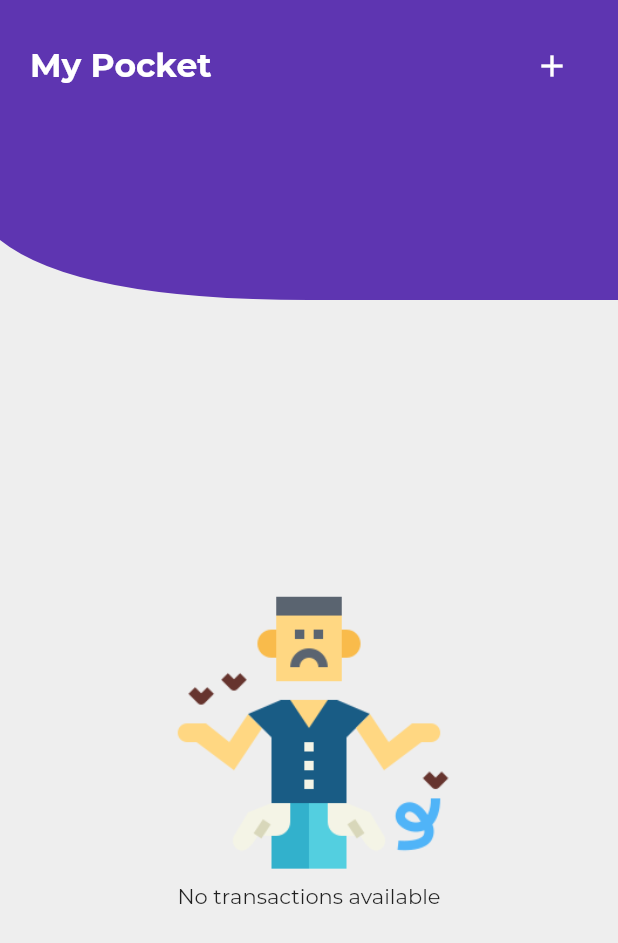
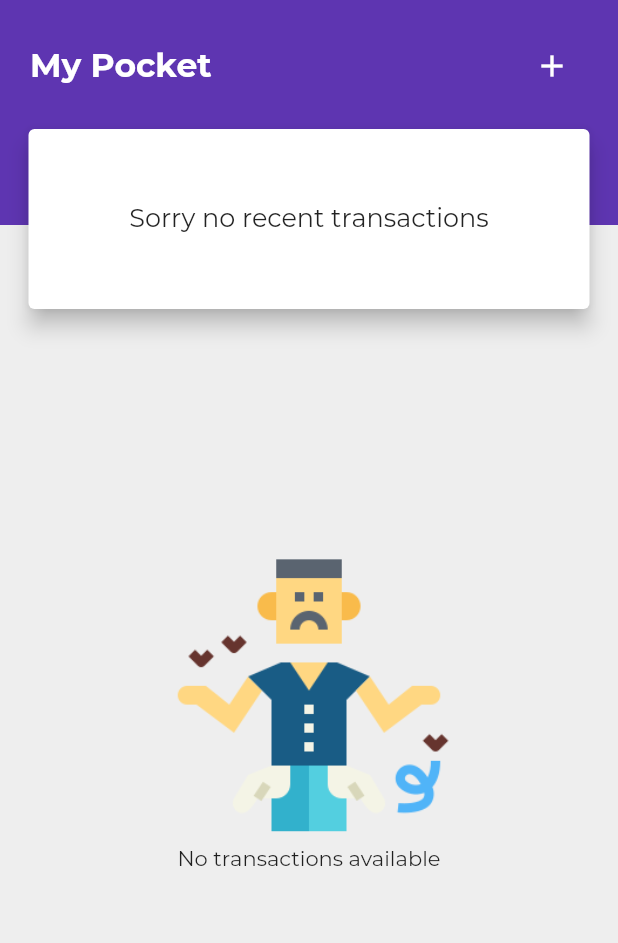
Before and after one commit to msalekmouad/personal-expenses-tracker, a Flutter app: the screen it shows after launch, on a phone screen of 412 x 824 dp. Shown: the top 943 px of the screen. Run offline on Flutter 3.47's test engine with Material 2 defaults, Android fonts, the phone set to English and light mode, and no system bars; project files that could hold a hidden picture were left out.

Commit message:
Finishing the app with adding chart bars and fixing some bugs

```diff
--- a/lib/Widgets/app_bar_cs.dart
+++ b/lib/Widgets/app_bar_cs.dart
@@ -1,18 +1,21 @@
 import 'package:flutter/material.dart';
 import 'package:personal_expenses_tracker/Classes/Transaction.dart';
 import '../Clippers/AppBarClipper.dart';
+import 'expenses_chart.dart';
 
 class AppBarCs extends StatelessWidget {
   final Function addHandler;
-  AppBarCs(this.addHandler);
+  final List<Transaction> transactions;
+  AppBarCs(this.addHandler, this.transactions);
 
   @override
   Widget build(BuildContext context) {
-    return ClipPath(
-      clipper: AppBarClipper(),
-      child: Container(
+    return Stack(
+      overflow: Overflow.visible,
+      children: [
+        Container(
             padding: EdgeInsets.all(20),
-          height: 200,
+            height: 150,
             decoration: BoxDecoration(
               color: Colors.deepPurple[600],
             ),
@@ -27,14 +30,24 @@ class AppBarCs extends StatelessWidget {
                           fontSize: 22,
                           color: Colors.white,
                           fontWeight: FontWeight.w700,
-                        fontFamily: 'Montserrat'),
+                          fontFamily: 'Montserrat'
+                      ),
                     ),
                     FormPopUpButton(addHandler)
                   ],
                 ),
-              //ExpensesChart()
               ],
             )),
+        Positioned(
+          child: Padding(
+            child: ExpensesChart(transactions),
+            padding: EdgeInsets.symmetric(vertical: 0, horizontal: 15),
+          ),
+          bottom: -60,
+          left: 0,
+          right: 0,
+        )
+      ],
     );
   }
 }
--- a/lib/Widgets/expenses_chart.dart
+++ b/lib/Widgets/expenses_chart.dart
@@ -1,14 +1,57 @@
 import 'package:flutter/material.dart';
+import 'package:intl/intl.dart';
 import 'package:personal_expenses_tracker/Classes/Transaction.dart';
+import 'package:personal_expenses_tracker/Widgets/chart_bar.dart';
 
 class ExpensesChart extends StatelessWidget {
+  final List<Transaction> recentTransactions;
+  ExpensesChart(this.recentTransactions);
+
+  List<Map<String, Object>> get groupedTransactionValues{
+    return List.generate(7, (index){
+      final weekDay = DateTime.now().subtract(Duration(days: index,));
+
+      double totalExpenses = 0;
+      for (var value in recentTransactions) {
+        if(value.date.day == weekDay.day && value.date.month == weekDay.month && value.date.year == weekDay.year){
+          totalExpenses+= value.amount;
+        }
+      }
+
+      return {
+        'day': DateFormat.E().format(weekDay),
+        'amount': totalExpenses
+      };
+    }).reversed.toList();
+  }
+
+  double get maxSpending{
+    return groupedTransactionValues.fold(0.00, (sum, item){
+      return sum + item['amount'];
+    });
+  }
   @override
   Widget build(BuildContext context) {
     return Card(
-      child: Container(
+      child: recentTransactions.isEmpty ? Container(
+        width: MediaQuery.of(context).size.width,
+        height: 120,
+        padding: EdgeInsets.all(30),
+        child: Center(
+          child: Text("Sorry no recent transactions", style: TextStyle(
+            fontSize: 17,
+          ),),
+        ),
+      ) : Container(
         margin: EdgeInsets.all(10),
-        child: Text("Chart !!"),
-        width: MediaQuery.of(context).size.width,
+        height: 100,
+        child: Row(
+          mainAxisAlignment: MainAxisAlignment.spaceAround,
+          children: groupedTransactionValues.map((value) => Flexible(
+            child: ChartBar(value['day'], value['amount'], (value['amount'] as double)/maxSpending),
+            fit: FlexFit.tight,
+          )).toList(),
+        ),
       ),
       elevation: 6,
     );
--- a/lib/Widgets/transaction_list.dart
+++ b/lib/Widgets/transaction_list.dart
@@ -13,15 +13,22 @@ class TransactionList extends StatelessWidget {
     return SingleChildScrollView(
       child: Container(
         height: MediaQuery.of(context).size.height - 230,
-          padding: EdgeInsets.symmetric(vertical: 20, horizontal: 15),
-          child: userTransactions.isEmpty ? Center(child: Column(
+        padding: EdgeInsets.fromLTRB(15, 65, 15, 15),
+        child: userTransactions.isEmpty
+            ? Center(
+                child: Column(
                   mainAxisAlignment: MainAxisAlignment.center,
                   children: [
-              Image.asset('assets/poor.png', height: 200,),
+                    Image.asset(
+                      'assets/poor.png',
+                      height: 200,
+                    ),
                     Text('No transactions available')
                   ],
-          ),) :ListView.builder(
-            itemBuilder: (ctx, index){
+                ),
+              )
+            : ListView.builder(
+                itemBuilder: (ctx, index) {
                   return ExpenseItem(userTransactions[index]);
                 },
                 itemCount: userTransactions.length,
--- a/lib/main.dart
+++ b/lib/main.dart
@@ -20,8 +20,8 @@ class App extends StatelessWidget {
       title: "My Pocket",
       theme: ThemeData(
         fontFamily: 'Montserrat',
-        accentColor: Colors.deepPurple,
-        primaryColor: Colors.deepPurple[600]
+        accentColor: Colors.deepPurple[500],
+        primaryColor: Colors.deepPurple[600],
       ),
       home: HomePage(),
     );
@@ -56,6 +56,10 @@ class _HomePageState extends State<HomePage> {
       _userTransactions.remove(tr);
     });
   }
+
+  List<Transaction> get _recentTransactions{
+    return _userTransactions.where((element) => element.date.isAfter(DateTime.now().subtract(Duration(days: 7)))).toList();
+  }
   @override
   Widget build(BuildContext context) {
     return Scaffold(
@@ -63,7 +67,7 @@ class _HomePageState extends State<HomePage> {
         body: SafeArea(
             child: Column(
               children: [
-                AppBarCs(AddNewTransaction),
+                AppBarCs(AddNewTransaction, _recentTransactions),
                 TransactionList(userTransactions: _userTransactions, removeHandler: RemoveTransaction,)
               ],
             )
```
Also changed, not shown: lib/Widgets/ExpenseItem.dart (+32 -3 lines), lib/Widgets/chart_bar.dart (added, +53 -0 lines). Lines whose indentation alone changed are shown as unchanged.
